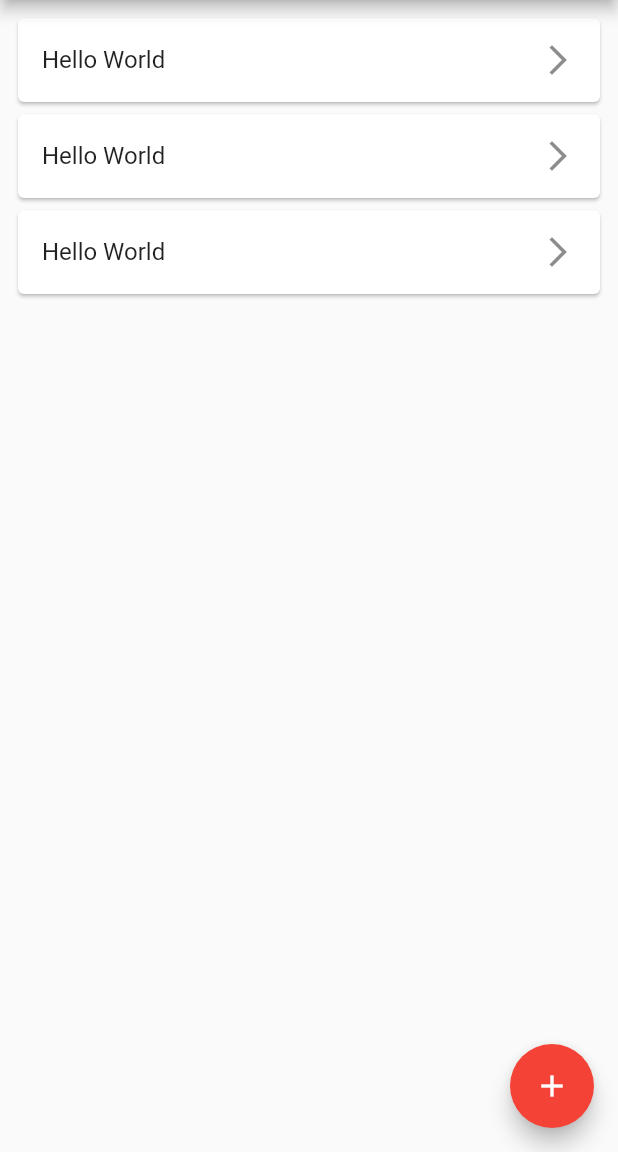
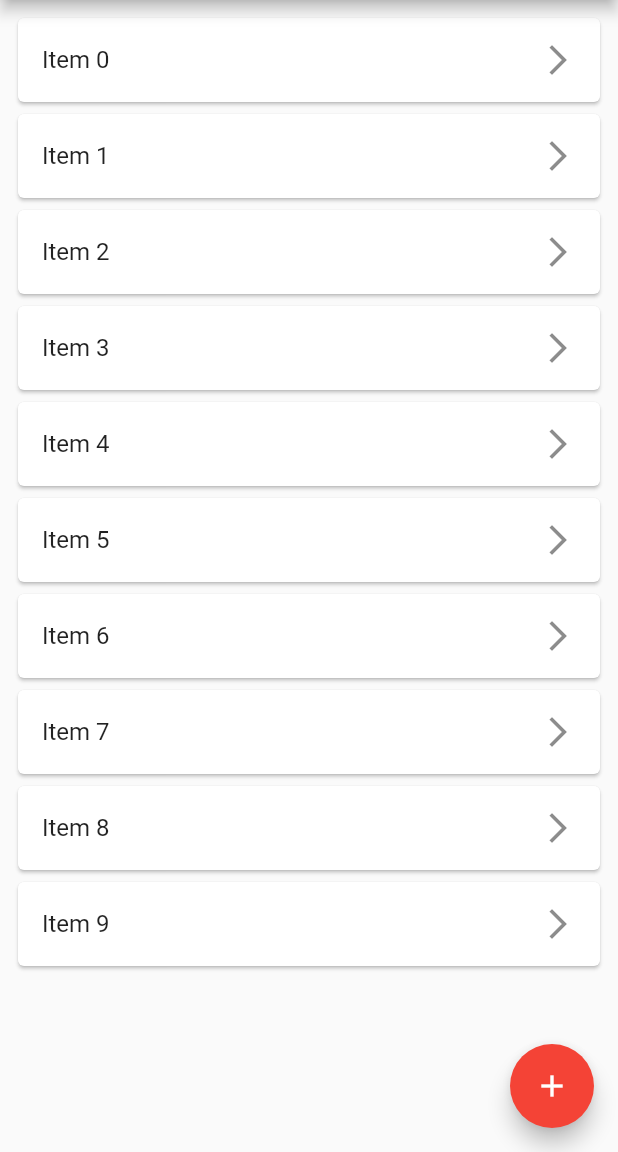
Before and after one commit to samtarmizi/flutter-part3, a Flutter app: the screen it shows after launch, on a phone screen of 412 x 824 dp, the part 84-1236 px from its top. Run offline on Flutter 3.47's test engine with Material 2 defaults, Android fonts, the phone set to English and light mode, and no system bars; our stand-ins replace datetime_picker_formfield.

Commit message:
Pass data to second page using models

```diff
--- a/lib/main.dart
+++ b/lib/main.dart
@@ -28,6 +28,11 @@ class _HomePageState extends State<HomePage> {
   List<Todo> items = [];
   @override
   Widget build(BuildContext context) {
+
+    items = List.generate(10, (i) {
+      return Todo("Item $i", "Description $i", "Date");
+    });
+
     return Scaffold(
       appBar: AppBar(title: Text("Todo App")),
       body: _generateListView(),
@@ -47,21 +52,21 @@ class _HomePageState extends State<HomePage> {
       itemBuilder: (BuildContext contex, int index) {
         return Card(
             child: ListTile(
-          title: Text("Hello World"),
+          title: Text(items[index].itemName),
           trailing: Icon(Icons.arrow_forward_ios),
           onTap: () {
             Navigator.push(
                 context,
                 MaterialPageRoute(
                     builder: (builder) => DetailPage(
-                      "ToDo Name",
-                      "ToDO Description",
-                      "ToDO Date"
+                      items[index].itemName,
+                      items[index].itemDesc,
+                      items[index].itemDate
                     )));
           },
         ));
       },
-      itemCount: 3,
+      itemCount: items.length,
       padding: EdgeInsets.all(8.0),
     );
   }
```
